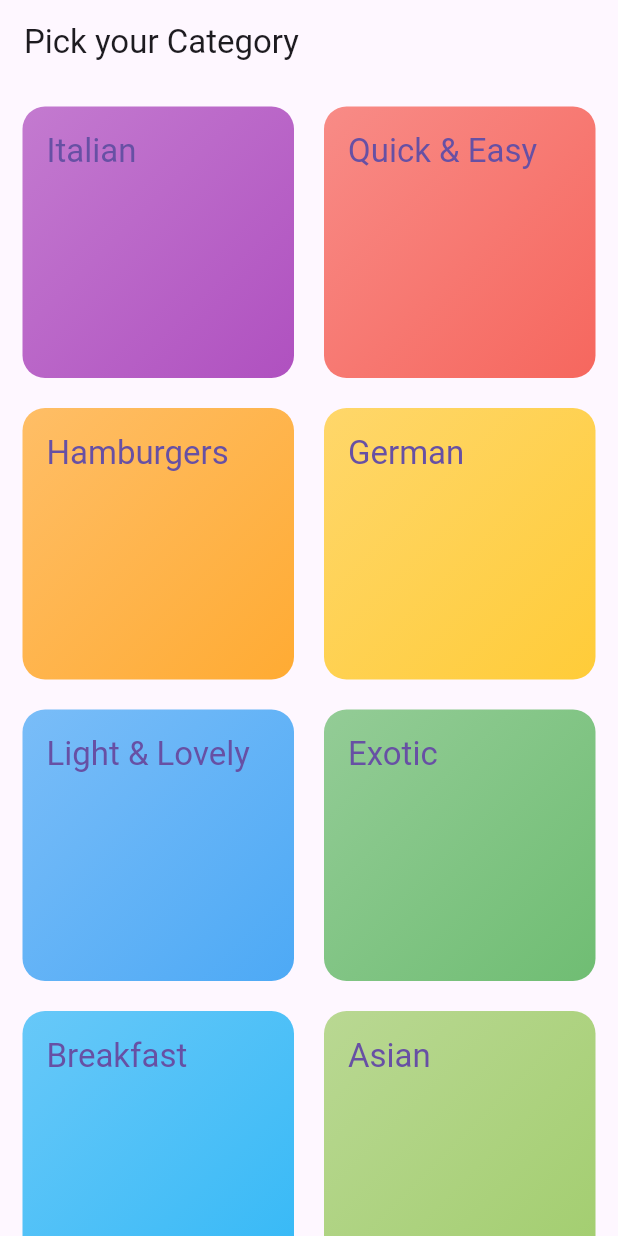
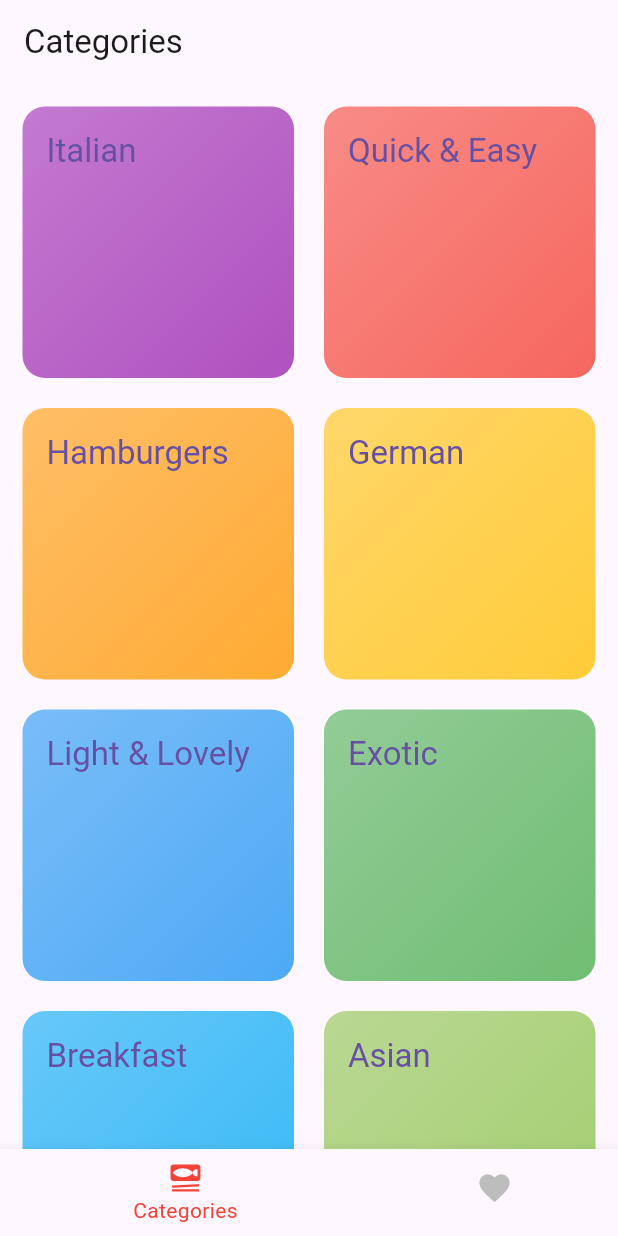
Before and after one commit to parthvasvani/food_app, a Flutter app: the screen it shows after launch, on a phone screen of 412 x 824 dp. Run offline on Flutter 3.47's test engine with Material 3 defaults, Android fonts, the phone set to English and light mode, and no system bars; our stand-ins replace google_fonts, transparent_image.

Commit message:
Category & Favorite Tabs

```diff
--- a/lib/main.dart
+++ b/lib/main.dart
@@ -1,5 +1,5 @@
 import 'package:flutter/material.dart';
-import 'package:food_app/screens/category.dart';
+import 'package:food_app/screens/tabs.dart';
 import 'package:google_fonts/google_fonts.dart';
 
 final theme = ThemeData(
@@ -21,7 +21,7 @@ class MyApp extends StatelessWidget {
   Widget build(BuildContext context) {
     return const MaterialApp(
       debugShowCheckedModeBanner: false,
-      home: CategoryScreen(),
+      home: TabsScreen(),
     );
   }
 }
--- a/lib/screens/category.dart
+++ b/lib/screens/category.dart
@@ -2,10 +2,13 @@ import 'package:flutter/material.dart';
 import 'package:food_app/data/dummy_data.dart';
 import 'package:food_app/models/category.dart';
 import 'package:food_app/widgets/category_grid_item.dart';
+import '../models/food.dart';
 import 'foods.dart';
 
 class CategoryScreen extends StatelessWidget {
-  const CategoryScreen({super.key});
+  final void Function(Food food) onToggleFavorite;
+
+  const CategoryScreen({super.key, required this.onToggleFavorite});
 
   void _selectCategory(BuildContext context, Category category) {
     final filteredFoods = dummyFoods
@@ -14,22 +17,41 @@ class CategoryScreen extends StatelessWidget {
         )
         .toList();
     Navigator.of(context).push(MaterialPageRoute(
-        builder: (content) =>
-            FoodsScreen(title: category.title, foods: filteredFoods)));
+        builder: (content) => FoodsScreen(
+              title: category.title,
+              foods: filteredFoods,
+              onToggleFavorite: onToggleFavorite,
+            )));
   }
 
   @override
   Widget build(BuildContext context) {
-    return Scaffold(
-      backgroundColor: Theme.of(context).colorScheme.surface,
-      appBar: AppBar(
-        title: const Text("Pick your Category"),
-      ),
-      body: GridView(
+    final width = MediaQuery.of(context).size.width;
+
+    Widget myGridView = GridView(
         padding: const EdgeInsets.all(15),
         gridDelegate: const SliverGridDelegateWithFixedCrossAxisCount(
             crossAxisCount: 2,
-              childAspectRatio: 3 / 3,
+            childAspectRatio: 2 / 2,
+            crossAxisSpacing: 20,
+            mainAxisSpacing: 20
+        ),
+        shrinkWrap: true,
+        children: [
+          for (final category in availableCategories)
+            CategoryGridItem(
+                category: category,
+                selectCategory: () {
+                  _selectCategory(context, category);
+                })
+        ]);
+
+    if (width > 600) {
+      myGridView = GridView(
+        padding: const EdgeInsets.all(15),
+        gridDelegate: const SliverGridDelegateWithFixedCrossAxisCount(
+            crossAxisCount: 4,
+            childAspectRatio: 1 / .5,
             crossAxisSpacing: 20,
             mainAxisSpacing: 20),
         children: [
@@ -38,8 +60,15 @@ class CategoryScreen extends StatelessWidget {
               category: category,
               selectCategory: () {
                 _selectCategory(context, category);
-                  })
-          ]),
+              },
+            )
+        ],
+      );
+    }
+
+    return Scaffold(
+      backgroundColor: Theme.of(context).colorScheme.surface,
+      body: myGridView
     );
   }
 }
--- /dev/null
+++ b/lib/screens/tabs.dart
@@ -0,0 +1,67 @@
+import 'package:flutter/material.dart';
+import 'package:food_app/screens/category.dart';
+import 'package:food_app/screens/foods.dart';
+import '../models/food.dart';
+
+class TabsScreen extends StatefulWidget {
+  const TabsScreen({super.key});
+
+  @override
+  State<TabsScreen> createState() => _TabsScreenState();
+}
+
+class _TabsScreenState extends State<TabsScreen> {
+  int _selectedPageIndex = 0;
+  final List<Food> _favoriteFoods = [];
+
+  void _toggleFoodFavoriteStatus(Food food){
+    final isExisting = _favoriteFoods.contains(food);
+    if (isExisting){
+      setState(() {
+        _favoriteFoods.remove(food);
+      });
+
+    }else{
+      _favoriteFoods.add(food);
+    }
+  }
+
+  void _selectPage(int index){
+    setState(() {
+      _selectedPageIndex = index;
+    });
+  }
+
+  @override
+  Widget build(BuildContext context) {
+    Widget activePage = CategoryScreen(onToggleFavorite: _toggleFoodFavoriteStatus,);
+    var activePageTitle = "Categories";
+    if(_selectedPageIndex == 1) {
+      activePage = FoodsScreen(foods: _favoriteFoods, onToggleFavorite: _toggleFoodFavoriteStatus,);
+      activePageTitle = "Your Favorites";
+    }
+    return Scaffold(
+      appBar: AppBar(
+        title: Text(activePageTitle),
+      ),
+
+      bottomNavigationBar: BottomNavigationBar(
+        type: BottomNavigationBarType.shifting,
+          onTap: _selectPage,
+          currentIndex: _selectedPageIndex,
+          backgroundColor: Theme.of(context).colorScheme.surface,
+          selectedItemColor: Colors.red,
+          landscapeLayout: BottomNavigationBarLandscapeLayout.linear,
+          unselectedItemColor: Colors.grey[400],
+          unselectedLabelStyle: TextStyle(color: Colors.grey[400]),
+
+          items: const [BottomNavigationBarItem(
+              icon: Icon(Icons.set_meal), label: "Categories"),
+            BottomNavigationBarItem(
+                icon: Icon(Icons.favorite), label: "Favorites"),
+      ]),
+      body: activePage,
+    );
+
+  }
+}
```
Also changed, not shown: lib/screens/food_details.dart (added, +81 -0 lines), lib/screens/foods.dart (+33 -5 lines), lib/widgets/food_item.dart (+38 -18 lines). Lines whose indentation alone changed are shown as unchanged.
